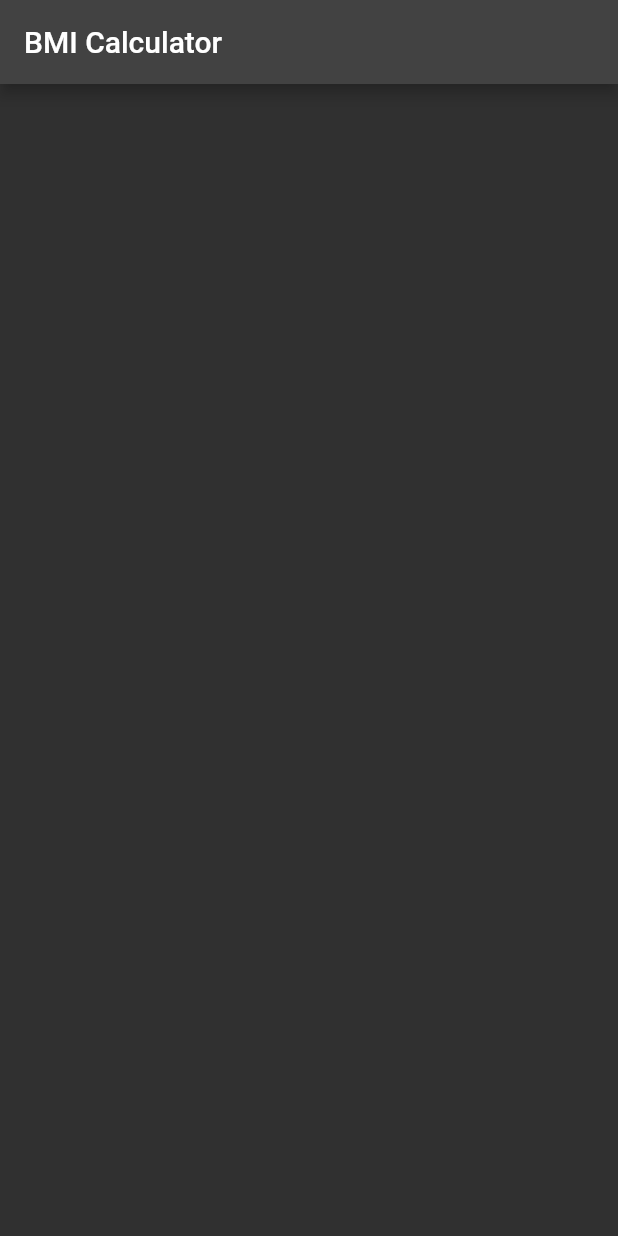
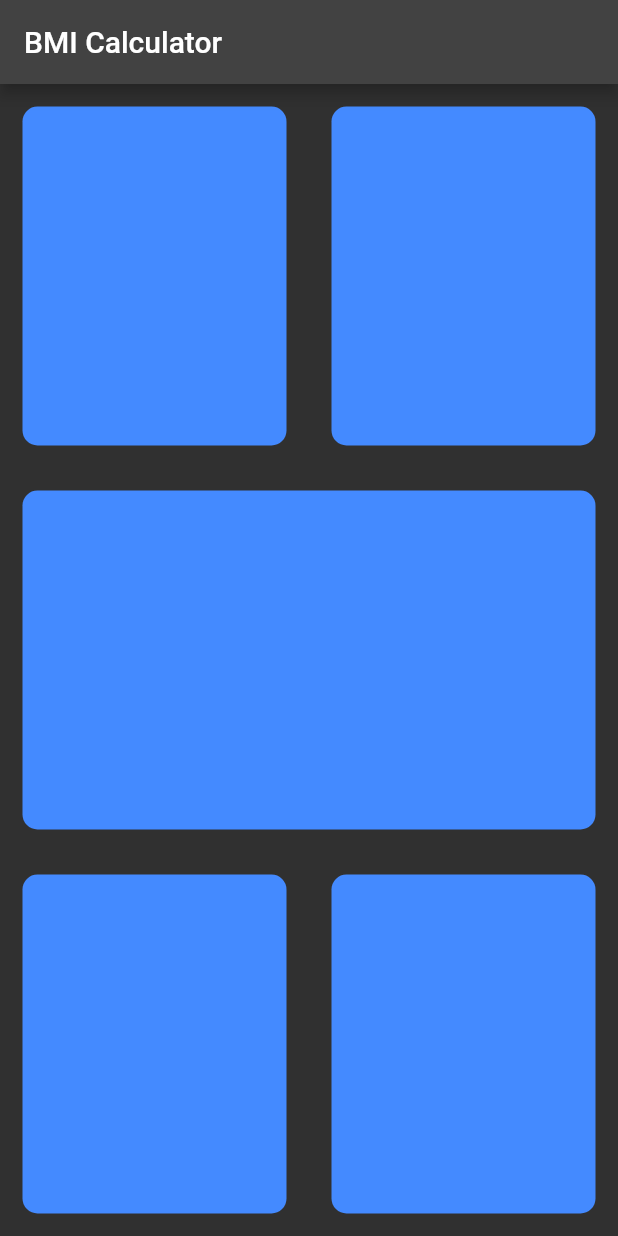
Before and after one commit to ShiekhAmish/FLutter_Apps_090, a Flutter app: the screen it shows after launch, on a phone screen of 412 x 824 dp. Run offline on Flutter 3.47's test engine with Material 2 defaults, Android fonts, the phone set to English and light mode, and no system bars; our stand-ins replace animated_text_kit, audioplayers, google_fonts, rflutter_alert, share_plus, simple_animations and 1 more; missing offline and left inert: flutter_animated_button, mailto.

Commit message:
part 2 (UI of BMI)
part 2 (UI of BMI)

```diff
--- a/BMI_AMISH_090/lib/input.dart
+++ b/BMI_AMISH_090/lib/input.dart
@@ -12,9 +12,63 @@ class _InputState extends State<Input> {
   @override
   Widget build(BuildContext context) {
     return Scaffold(
+
       appBar: AppBar(
+
         title: Text("BMI Calculator"),
       ),
+          body: Column(
+        children: [
+          Expanded(child: Row(
+            children: [
+              Expanded(child: Container(
+                margin: EdgeInsets.all(15.0),
+                decoration: BoxDecoration(
+                  color: Colors.blueAccent.shade200,
+                  borderRadius: BorderRadius.circular(10.0),
+                ),
+              ),),
+              Expanded(child: Container(
+                margin: EdgeInsets.all(15.0),
+                decoration: BoxDecoration(
+                  color: Colors.blueAccent.shade200,
+                  borderRadius: BorderRadius.circular(10.0),
+                ),
+              ),),
+            ],
+          ),),
+          Expanded(child: Row(
+            children: [
+              Expanded(child: Container(
+                margin: EdgeInsets.all(15.0),
+                decoration: BoxDecoration(
+                  color: Colors.blueAccent.shade200,
+                  borderRadius: BorderRadius.circular(10.0),
+                ),
+              ),),
+            ],
+          ),),
+          Expanded(child: Row(
+            children: [
+              Expanded(child: Container(
+                margin: EdgeInsets.all(15.0),
+                decoration: BoxDecoration(
+                  color: Colors.blueAccent.shade200,
+                  borderRadius: BorderRadius.circular(10.0),
+                ),
+              ),),
+              Expanded(child: Container(
+                margin: EdgeInsets.all(15.0),
+                decoration: BoxDecoration(
+                  color: Colors.blueAccent.shade200,
+                  borderRadius: BorderRadius.circular(10.0),
+                ),
+              ),),
+            ],
+          ),),
+
+      ],
+    ),
     );
   }
 }
--- a/BMI_AMISH_090/lib/main.dart
+++ b/BMI_AMISH_090/lib/main.dart
@@ -13,6 +13,7 @@ class BMI extends StatelessWidget {
     return MaterialApp(
       home: Input(),
       theme: ThemeData.dark(),
+      debugShowCheckedModeBanner: false,
     );
   }
 }
```
